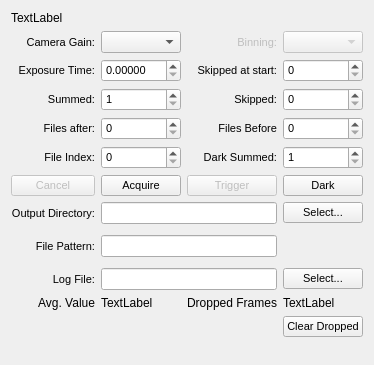
Old version of the form source/qxrdacquiredialog.ui in the repository guyjennings/qxrd.
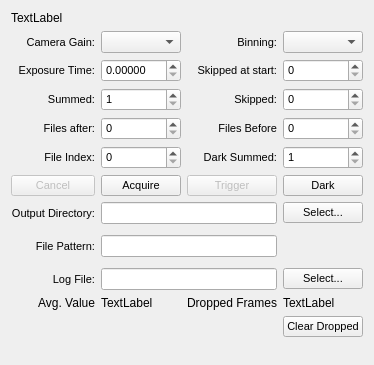
New version of the form. Custom widgets are drawn as their Qt base class.

```diff
--- a/source/qxrdacquiredialog.ui
+++ b/source/qxrdacquiredialog.ui
@@ -55,7 +55,7 @@
    <item row="1" column="2">
     <widget class="QLabel" name="label_21">
      <property name="enabled">
-      <bool>false</bool>
+      <bool>true</bool>
      </property>
      <property name="font">
       <font>
@@ -73,7 +73,7 @@
    <item row="1" column="3">
     <widget class="QComboBox" name="m_BinningMode">
      <property name="enabled">
-      <bool>false</bool>
+      <bool>true</bool>
      </property>
      <property name="sizePolicy">
       <sizepolicy hsizetype="Preferred" vsizetype="Fixed">
```
